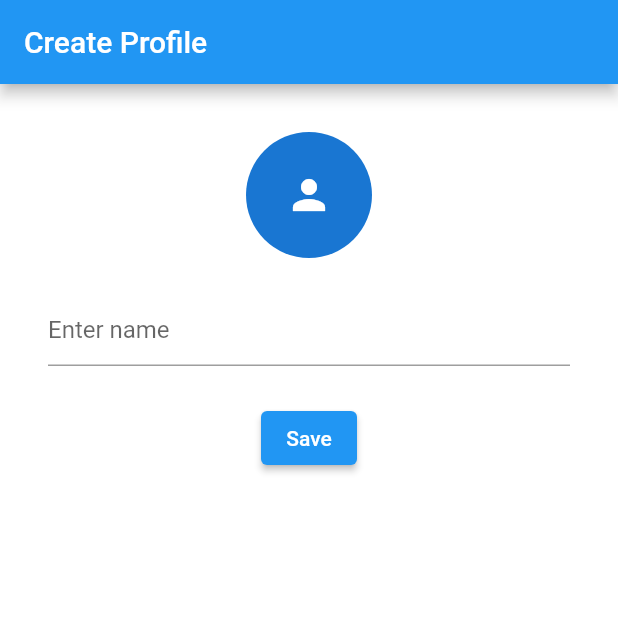
After one commit to Dotnet-practicing/chatapp, a Flutter app: the ProfileSetupScreen screen opened directly, after a tap on "Save", on a phone screen of 412 x 824 dp, the top half of it. The commit adds this screen. Run offline on Flutter 3.47's test engine with Material 2 defaults, Android fonts, the phone set to English and light mode, and no system bars; our stand-ins replace cloud_firestore, firebase_auth, firebase_core, firebase_storage, get, image_picker; accounts and stored records are empty.

Commit message:
added profile edit

```diff
--- a/lib/request_screen.dart
+++ b/lib/auth/request_screen.dart
@@ -1,7 +1,7 @@
 import 'package:firebase_auth/firebase_auth.dart';
 import 'package:flutter/material.dart';
 import 'package:get/get.dart';
-import 'package:timer/verifaction_screen.dart';
+import 'package:timer/auth/verifaction_screen.dart';
 
 class RequestScreen extends StatelessWidget {
   RequestScreen({Key? key}) : super(key: key);
--- a/lib/verifaction_screen.dart
+++ b/lib/auth/verifaction_screen.dart
@@ -1,7 +1,7 @@
 import 'package:firebase_auth/firebase_auth.dart';
 import 'package:flutter/material.dart';
 import 'package:get/get.dart';
-import 'package:timer/home.dart';
+import 'package:timer/home/home.dart';
 
 class VerificationScreen extends StatelessWidget {
   VerificationScreen({Key? key, required this.verificationId}) : super(key: key);
--- a/lib/welcome_page.dart
+++ b/lib/auth/welcome_page.dart
@@ -1,6 +1,6 @@
 import 'package:flutter/material.dart';
 import 'package:get/get.dart';
-import 'package:timer/request_screen.dart';
+import 'package:timer/auth/request_screen.dart';
 
 class WelcomePage extends StatelessWidget {
   const WelcomePage({Key? key}) : super(key: key);
--- a/lib/home.dart
+++ b/lib/home/home.dart
@@ -2,7 +2,8 @@ import 'package:cloud_firestore/cloud_firestore.dart';
 import 'package:firebase_auth/firebase_auth.dart';
 import 'package:flutter/material.dart';
 import 'package:get/get.dart';
-import 'package:timer/welcome_page.dart';
+import 'package:timer/auth/welcome_page.dart';
+import 'package:timer/profile/profile_setup_screen.dart';
 
 class HomeScreen extends StatefulWidget {
   const HomeScreen({Key? key}) : super(key: key);
@@ -19,7 +20,18 @@ class _HomeScreenState extends State<HomeScreen> {
     final auth = FirebaseAuth.instance;
     WidgetsBinding.instance.addPostFrameCallback((timeStamp) {
       if (auth.currentUser == null) {
-        Get.to(WelcomePage());
+        Get.offAll(WelcomePage());
+      } else {
+        final db = FirebaseFirestore.instance;
+        final collection = db.collection('users');
+        final uid = auth.currentUser!.uid;
+        final document = collection.doc(uid);
+
+        document.get().then((value) {
+          if (!value.exists) {
+            Get.offAll(ProfileSetupScreen());
+          }
+        });
       }
     });
   }
--- a/lib/main.dart
+++ b/lib/main.dart
@@ -1,7 +1,7 @@
 import 'package:firebase_core/firebase_core.dart';
 import 'package:flutter/material.dart';
 import 'package:get/get.dart';
-import 'package:timer/home.dart';
+import 'package:timer/home/home.dart';
 
 void main() async {
   WidgetsFlutterBinding.ensureInitialized();
--- /dev/null
+++ b/lib/profile/profile_setup_screen.dart
@@ -0,0 +1,94 @@
+import 'dart:io';
+import 'dart:math';
+
+import 'package:cloud_firestore/cloud_firestore.dart';
+import 'package:firebase_auth/firebase_auth.dart';
+import 'package:firebase_storage/firebase_storage.dart';
+import 'package:flutter/material.dart';
+import 'package:get/get.dart';
+import 'package:image_picker/image_picker.dart';
+import 'package:timer/home/home.dart';
+
+class ProfileSetupScreen extends StatefulWidget {
+  const ProfileSetupScreen({Key? key}) : super(key: key);
+
+  @override
+  State<ProfileSetupScreen> createState() => _ProfileSetupScreenState();
+}
+
+class _ProfileSetupScreenState extends State<ProfileSetupScreen> {
+  final controller = TextEditingController();
+
+  final selectedImage = ''.obs;
+
+  void pickImage() async {
+    final XFile? image =
+        await ImagePicker().pickImage(source: ImageSource.gallery);
+    if (image?.path == null) {
+      return;
+    }
+
+    selectedImage.value = image!.path;
+  }
+
+  void saveProfile() async {
+    final name = controller.text;
+    if (name.isEmpty || selectedImage.value.isEmpty) {
+      return;
+    }
+
+    final picture = File(selectedImage.value);
+    final uid = FirebaseAuth.instance.currentUser!.uid;
+    final db = FirebaseFirestore.instance;
+    final collection = db.collection('users');
+    final document = collection.doc(uid);
+    await document.set({
+      'name': name,
+    });
+
+    final storage = FirebaseStorage.instance;
+    await storage.ref('users').child(uid).putFile(picture);
+
+
+    Get.offAll(HomeScreen());
+  }
+
+  @override
+  Widget build(BuildContext context) {
+    return Scaffold(
+      appBar: AppBar(
+        title: Text('Create Profile'),
+      ),
+      body: Padding(
+        padding: const EdgeInsets.all(32),
+        child: Column(
+          children: [
+            GestureDetector(
+                onTap: () => pickImage(),
+                child: Obx(() {
+                  return CircleAvatar(
+                    radius: 42,
+                    backgroundImage: selectedImage.value.isNotEmpty
+                        ? FileImage(File(selectedImage.value))
+                        : null,
+                    child: selectedImage.value.isEmpty
+                        ? const Icon(Icons.person, size: 32)
+                        : null,
+                  );
+                })),
+            const SizedBox(height: 24),
+            TextField(
+              controller: controller,
+              decoration: const InputDecoration(hintText: 'Enter name'),
+            ),
+            const SizedBox(height: 24),
+            ElevatedButton(
+              onPressed: () => saveProfile(),
+              child: Text('Save'),
+            )
+          ],
+        ),
+      ),
+    );
+  }
+}
--- a/pubspec.yaml
+++ b/pubspec.yaml
@@ -17,6 +17,8 @@ dependencies:
   firebase_core: ^2.3.0
   cloud_firestore: ^4.1.0
   firebase_auth: ^4.1.3
+  firebase_storage: ^11.0.6
+  image_picker: ^0.8.6
 
 dev_dependencies:
   flutter_test:
```
Also changed, not shown: pubspec.lock.
